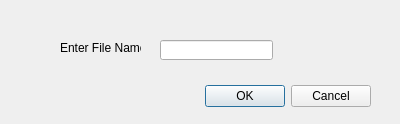
Above: gifpopup.ui from LaceyGSC/CPlusPlus-QT-CS3503-SpriteEditor before the change. Below: the same form after it.
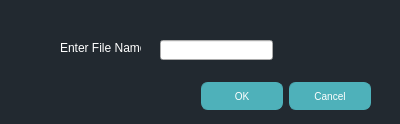
That is the form after the change.

Patch:
```diff
--- a/gifpopup.ui
+++ b/gifpopup.ui
@@ -13,6 +13,19 @@
   <property name="windowTitle">
    <string>Dialog</string>
   </property>
+  <property name="styleSheet">
+   <string notr="true">QDialog
+{
+
+background-color: #222930;
+
+}
+
+QLabel
+{
+color: white;
+}</string>
+  </property>
   <widget class="QDialogButtonBox" name="buttonBox">
    <property name="geometry">
     <rect>
@@ -22,6 +35,31 @@
      <height>32</height>
     </rect>
    </property>
+   <property name="styleSheet">
+    <string notr="true">QPushButton {
+color: white;
+/*background-color: QLinearGradient( x1: 0, y1: 0, x2: 0, y2: 1, stop: 0 #88d, stop: 0.1 #99e, stop: 0.49 #77c, stop: 0.5 #66b, stop: 1 #77c);*/
+background-color: #4EB1BA;
+border-width: 1px;
+border-color: #4EB1BA;
+border-style: solid;
+border-radius: 7;
+padding: 3px;
+font-size: 10px;
+
+padding-left: 5px;
+padding-right: 5px;
+min-width: 70px;
+max-width: 70px;
+min-height: 20px;
+max-height: 20px;
+}
+
+QPushButton:pressed 
+{ 
+background-color: 222930; 
+}</string>
+   </property>
    <property name="orientation">
     <enum>Qt::Horizontal</enum>
    </property>
```
